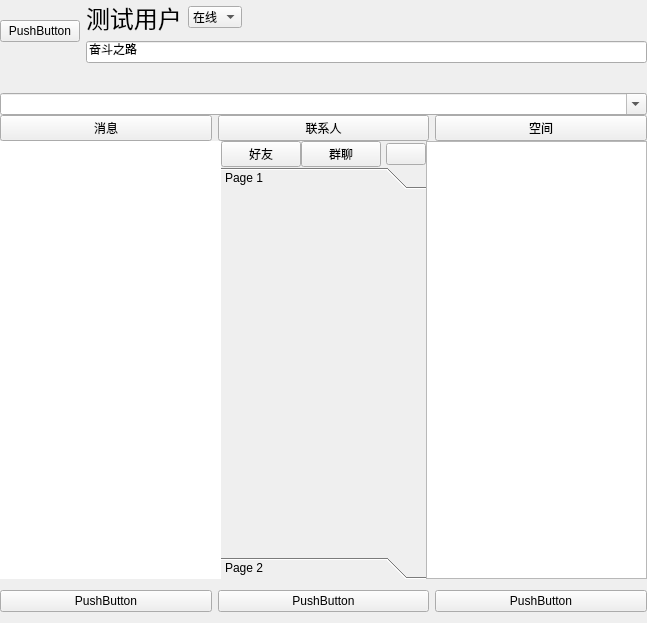
Before: the Qt Designer form FriendListPlugin/FriendList.ui in Ying-hw/QQPlugin, drawn with Qt 5.
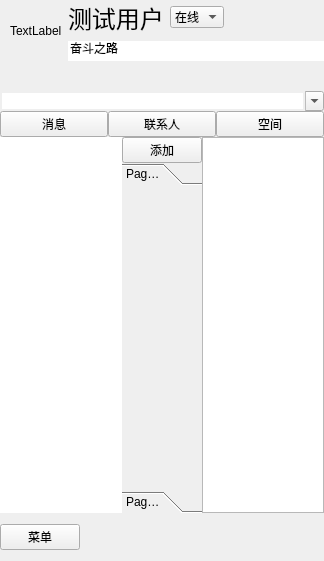
After: the same form once the commit is applied. Icons and pictures are not drawn.

Commit message: 进一步完善界面，包括头像以及更换头像，查找好友等，调整界面，增加协议，增加右键菜单，调整数据库接口，更换新的Qss，增加文件

Diff of the .ui file:
```diff
--- a/FriendListPlugin/FriendList.ui
+++ b/FriendListPlugin/FriendList.ui
@@ -6,8 +6,8 @@
    <rect>
     <x>0</x>
     <y>0</y>
-    <width>647</width>
-    <height>623</height>
+    <width>324</width>
+    <height>561</height>
    </rect>
   </property>
   <property name="windowTitle">
@@ -29,8 +29,204 @@
    <property name="spacing">
     <number>0</number>
    </property>
+   <item row="1" column="0" colspan="3">
+    <layout class="QGridLayout" name="gridLayout_5">
+     <property name="spacing">
+      <number>0</number>
+     </property>
+     <item row="0" column="0">
+      <widget class="QPushButton" name="BtnMessage">
+       <property name="text">
+        <string>消息</string>
+       </property>
+       <property name="checkable">
+        <bool>true</bool>
+       </property>
+       <property name="autoRepeat">
+        <bool>true</bool>
+       </property>
+       <property name="autoExclusive">
+        <bool>true</bool>
+       </property>
+      </widget>
+     </item>
+     <item row="0" column="1">
+      <widget class="QPushButton" name="BtnFriend">
+       <property name="text">
+        <string>联系人</string>
+       </property>
+       <property name="checkable">
+        <bool>true</bool>
+       </property>
+       <property name="autoRepeat">
+        <bool>true</bool>
+       </property>
+       <property name="autoExclusive">
+        <bool>true</bool>
+       </property>
+      </widget>
+     </item>
+     <item row="0" column="2">
+      <widget class="QPushButton" name="BtnSpace">
+       <property name="text">
+        <string>空间</string>
+       </property>
+       <property name="checkable">
+        <bool>true</bool>
+       </property>
+       <property name="autoRepeat">
+        <bool>true</bool>
+       </property>
+       <property name="autoExclusive">
+        <bool>true</bool>
+       </property>
+      </widget>
+     </item>
+    </layout>
+   </item>
+   <item row="4" column="0" colspan="3">
+    <widget class="QWidget" name="widget" native="true">
+     <property name="sizePolicy">
+      <sizepolicy hsizetype="Preferred" vsizetype="Fixed">
+       <horstretch>0</horstretch>
+       <verstretch>0</verstretch>
+      </sizepolicy>
+     </property>
+     <layout class="QGridLayout" name="gridLayout">
+      <property name="leftMargin">
+       <number>0</number>
+      </property>
+      <property name="rightMargin">
+       <number>0</number>
+      </property>
+      <item row="0" column="1">
+       <spacer name="horizontalSpacer_3">
+        <property name="orientation">
+         <enum>Qt::Horizontal</enum>
+        </property>
+        <property name="sizeHint" stdset="0">
+         <size>
+          <width>40</width>
+          <height>20</height>
+         </size>
+        </property>
+       </spacer>
+      </item>
+      <item row="0" column="0">
+       <widget class="QPushButton" name="BtnMenu">
+        <property name="text">
+         <string>菜单</string>
+        </property>
+        <property name="iconSize">
+         <size>
+          <width>20</width>
+          <height>20</height>
+         </size>
+        </property>
+       </widget>
+      </item>
+     </layout>
+    </widget>
+   </item>
+   <item row="2" column="1">
+    <widget class="QWidget" name="widget_3" native="true">
+     <layout class="QGridLayout" name="gridLayout_8">
+      <property name="leftMargin">
+       <number>0</number>
+      </property>
+      <property name="topMargin">
+       <number>0</number>
+      </property>
+      <property name="rightMargin">
+       <number>0</number>
+      </property>
+      <property name="bottomMargin">
+       <number>0</number>
+      </property>
+      <property name="spacing">
+       <number>0</number>
+      </property>
+      <item row="0" column="0">
+       <layout class="QGridLayout" name="gridLayout_4">
+        <property name="spacing">
+         <number>0</number>
+        </property>
+        <item row="0" column="0">
+         <spacer name="horizontalSpacer_2">
+          <property name="orientation">
+           <enum>Qt::Horizontal</enum>
+          </property>
+          <property name="sizeHint" stdset="0">
+           <size>
+            <width>40</width>
+            <height>20</height>
+           </size>
+          </property>
+         </spacer>
+        </item>
+        <item row="0" column="1">
+         <widget class="QPushButton" name="BtnAdd">
+          <property name="text">
+           <string>添加</string>
+          </property>
+          <property name="icon">
+           <iconset>
+            <normaloff>../x64/Data/Image/Add.png</normaloff>../x64/Data/Image/Add.png</iconset>
+          </property>
+          <property name="iconSize">
+           <size>
+            <width>16</width>
+            <height>16</height>
+           </size>
+          </property>
+         </widget>
+        </item>
+       </layout>
+      </item>
+      <item row="1" column="0">
+       <widget class="QToolBox" name="Friend_List">
+        <property name="currentIndex">
+         <number>0</number>
+        </property>
+        <widget class="QWidget" name="page">
+         <property name="geometry">
+          <rect>
+           <x>0</x>
+           <y>0</y>
+           <width>58</width>
+           <height>351</height>
+          </rect>
+         </property>
+         <attribute name="label">
+          <string>Page 1</string>
+         </attribute>
+        </widget>
+        <widget class="QWidget" name="page_2">
+         <property name="geometry">
+          <rect>
+           <x>0</x>
+           <y>0</y>
+           <width>58</width>
+           <height>351</height>
+          </rect>
+         </property>
+         <attribute name="label">
+          <string>Page 2</string>
+         </attribute>
+        </widget>
+       </widget>
+      </item>
+     </layout>
+    </widget>
+   </item>
    <item row="0" column="0" colspan="3">
     <widget class="QWidget" name="widget_2" native="true">
+     <property name="sizePolicy">
+      <sizepolicy hsizetype="Preferred" vsizetype="Fixed">
+       <horstretch>0</horstretch>
+       <verstretch>0</verstretch>
+      </sizepolicy>
+     </property>
      <layout class="QGridLayout" name="gridLayout_6">
       <property name="leftMargin">
        <number>0</number>
@@ -52,16 +248,19 @@
         <property name="bottomMargin">
          <number>30</number>
         </property>
-        <item row="0" column="0">
-         <widget class="QPushButton" name="pushButton_7">
-          <property name="text">
-           <string>PushButton</string>
-          </property>
-         </widget>
-        </item>
         <item row="0" column="1">
          <layout class="QGridLayout" name="gridLayout_2">
-          <item row="0" column="0">
+          <item row="1" column="1">
+           <widget class="QLineEdit" name="lineEdit">
+            <property name="text">
+             <string>奋斗之路</string>
+            </property>
+            <property name="frame">
+             <bool>false</bool>
+            </property>
+           </widget>
+          </item>
+          <item row="0" column="1">
            <layout class="QHBoxLayout" name="horizontalLayout">
             <item>
              <widget class="QLabel" name="labUserName">
@@ -114,15 +313,31 @@
             </item>
            </layout>
           </item>
-          <item row="1" column="0">
-           <widget class="QLineEdit" name="lineEdit">
+          <item row="0" column="0" rowspan="2">
+           <widget class="QLabel" name="LabImage">
             <property name="text">
-             <string>奋斗之路</string>
+             <string>TextLabel</string>
             </property>
            </widget>
           </item>
          </layout>
         </item>
+        <item row="0" column="0">
+         <spacer name="horizontalSpacer_4">
+          <property name="orientation">
+           <enum>Qt::Horizontal</enum>
+          </property>
+          <property name="sizeType">
+           <enum>QSizePolicy::Minimum</enum>
+          </property>
+          <property name="sizeHint" stdset="0">
+           <size>
+            <width>10</width>
+            <height>20</height>
+           </size>
+          </property>
+         </spacer>
+        </item>
        </layout>
       </item>
       <item row="1" column="0">
@@ -130,6 +345,9 @@
         <property name="editable">
          <bool>true</bool>
         </property>
+        <property name="frame">
+         <bool>false</bool>
+        </property>
        </widget>
       </item>
      </layout>
@@ -151,57 +369,6 @@
      </property>
     </widget>
    </item>
-   <item row="2" column="1">
-    <layout class="QGridLayout" name="gridLayout_4">
-     <property name="spacing">
-      <number>0</number>
-     </property>
-     <item row="0" column="0">
-      <widget class="QPushButton" name="BtnAllFriend">
-       <property name="text">
-        <string>好友</string>
-       </property>
-      </widget>
-     </item>
-     <item row="0" column="2">
-      <spacer name="horizontalSpacer_2">
-       <property name="orientation">
-        <enum>Qt::Horizontal</enum>
-       </property>
-       <property name="sizeHint" stdset="0">
-        <size>
-         <width>40</width>
-         <height>20</height>
-        </size>
-       </property>
-      </spacer>
-     </item>
-     <item row="0" column="3">
-      <widget class="QPushButton" name="BtnAdd">
-       <property name="text">
-        <string/>
-       </property>
-       <property name="icon">
-        <iconset>
-         <normaloff>../x64/Data/Image/Add.png</normaloff>../x64/Data/Image/Add.png</iconset>
-       </property>
-       <property name="iconSize">
-        <size>
-         <width>16</width>
-         <height>16</height>
-        </size>
-       </property>
-      </widget>
-     </item>
-     <item row="0" column="1">
-      <widget class="QPushButton" name="BtnAllGroup">
-       <property name="text">
-        <string>群聊</string>
-       </property>
-      </widget>
-     </item>
-    </layout>
-   </item>
    <item row="2" column="2" rowspan="2">
     <widget class="QListWidget" name="list_Space">
      <property name="frameShadow">
@@ -209,97 +376,6 @@
      </property>
     </widget>
    </item>
-   <item row="3" column="1">
-    <widget class="QToolBox" name="Friend_List">
-     <property name="currentIndex">
-      <number>0</number>
-     </property>
-     <widget class="QWidget" name="page">
-      <property name="geometry">
-       <rect>
-        <x>0</x>
-        <y>0</y>
-        <width>165</width>
-        <height>416</height>
-       </rect>
-      </property>
-      <attribute name="label">
-       <string>Page 1</string>
-      </attribute>
-     </widget>
-     <widget class="QWidget" name="page_2">
-      <property name="geometry">
-       <rect>
-        <x>0</x>
-        <y>0</y>
-        <width>98</width>
-        <height>28</height>
-       </rect>
-      </property>
-      <attribute name="label">
-       <string>Page 2</string>
-      </attribute>
-     </widget>
-    </widget>
-   </item>
-   <item row="1" column="0" colspan="3">
-    <layout class="QGridLayout" name="gridLayout_5">
-     <item row="0" column="0">
-      <widget class="QPushButton" name="BtnMessage">
-       <property name="text">
-        <string>消息</string>
-       </property>
-      </widget>
-     </item>
-     <item row="0" column="1">
-      <widget class="QPushButton" name="BtnFriend">
-       <property name="text">
-        <string>联系人</string>
-       </property>
-      </widget>
-     </item>
-     <item row="0" column="2">
-      <widget class="QPushButton" name="BtnSpace">
-       <property name="text">
-        <string>空间</string>
-       </property>
-      </widget>
-     </item>
-    </layout>
-   </item>
-   <item row="4" column="0" colspan="3">
-    <widget class="QWidget" name="widget" native="true">
-     <layout class="QGridLayout" name="gridLayout">
-      <property name="leftMargin">
-       <number>0</number>
-      </property>
-      <property name="rightMargin">
-       <number>0</number>
-      </property>
-      <item row="0" column="0">
-       <widget class="QPushButton" name="pushButton">
-        <property name="text">
-         <string>PushButton</string>
-        </property>
-       </widget>
-      </item>
-      <item row="0" column="1">
-       <widget class="QPushButton" name="pushButton_2">
-        <property name="text">
-         <string>PushButton</string>
-        </property>
-       </widget>
-      </item>
-      <item row="0" column="2">
-       <widget class="QPushButton" name="pushButton_3">
-        <property name="text">
-         <string>PushButton</string>
-        </property>
-       </widget>
-      </item>
-     </layout>
-    </widget>
-   </item>
   </layout>
  </widget>
  <layoutdefault spacing="6" margin="11"/>
```
The commit also changes 61 other files.
